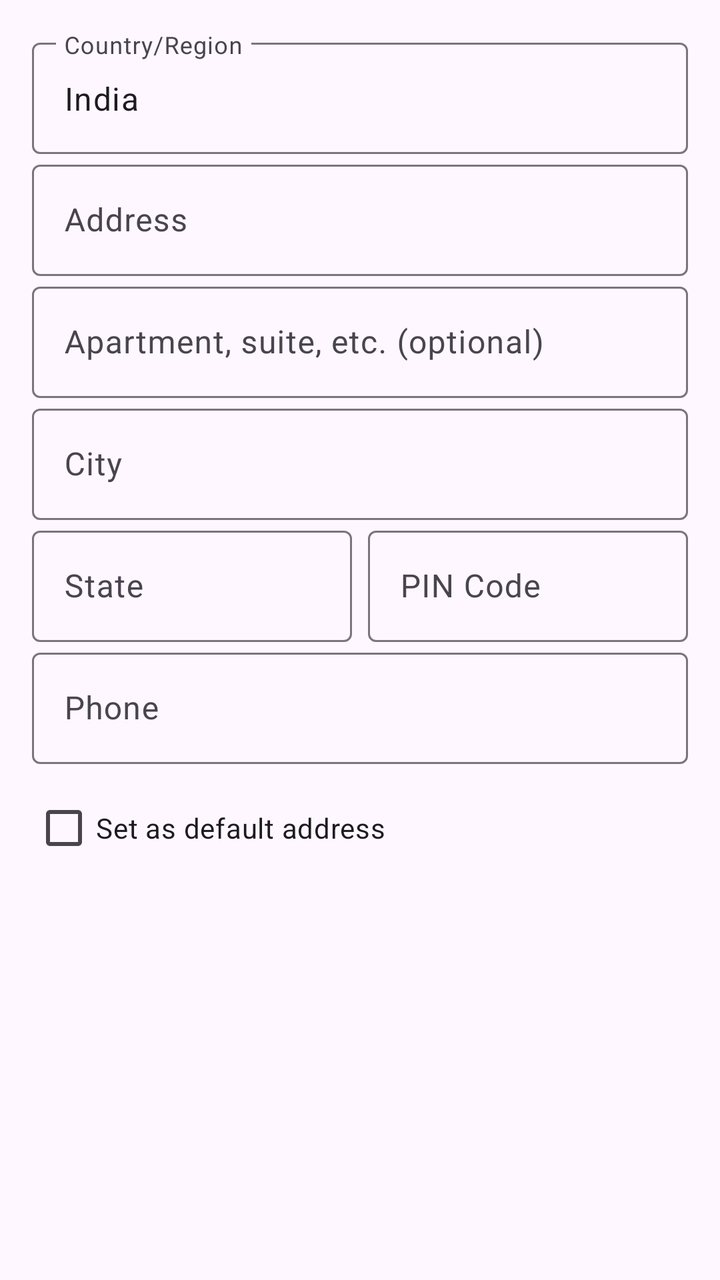
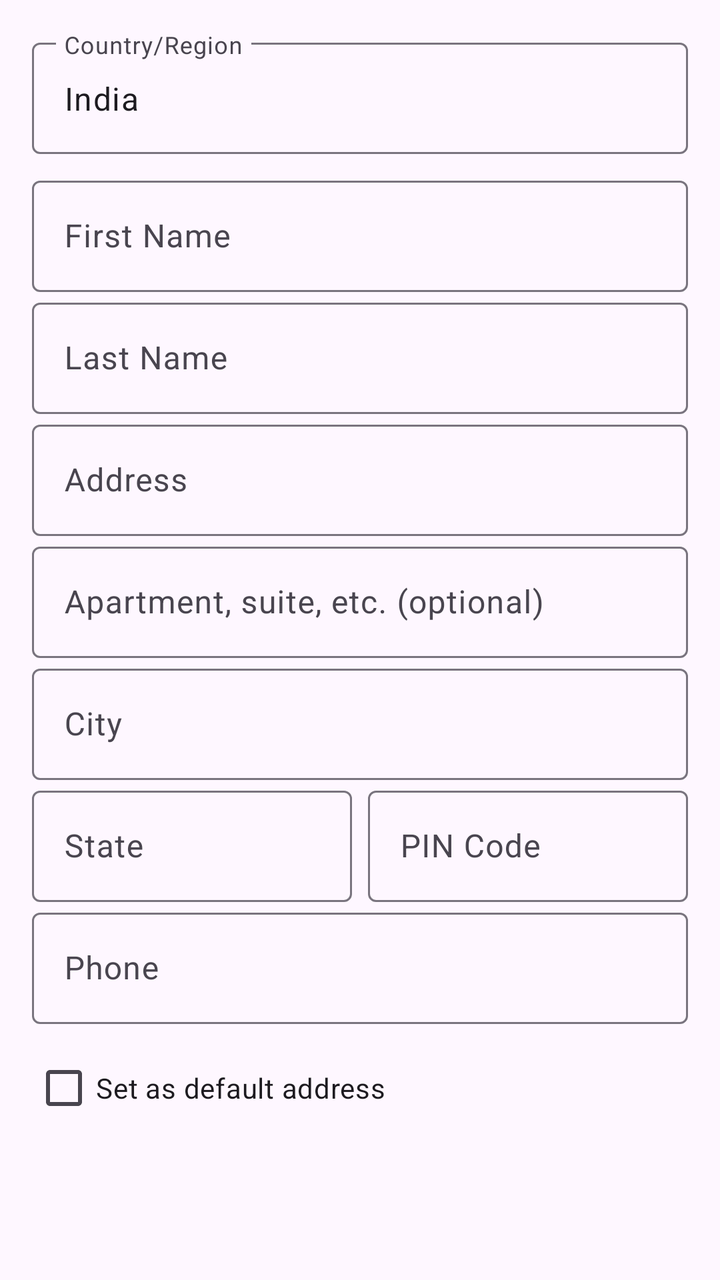

Before-and-after screenshots of an Android layout around one commit, followed by the original layout XML and the change that was made.
<!-- AndroidManifest.xml: application theme Theme.AdiKala -->
<!-- res/layout/dialog_add_address.xml -->
<?xml version="1.0" encoding="utf-8"?>
<ScrollView xmlns:android="http://schemas.android.com/apk/res/android"
    android:layout_width="match_parent"
    android:layout_height="wrap_content">

    <LinearLayout
        android:layout_width="match_parent"
        android:layout_height="wrap_content"
        android:orientation="vertical"
        android:padding="16dp">

        <com.google.android.material.textfield.TextInputLayout
            android:layout_width="match_parent"
            android:layout_height="wrap_content"
            android:hint="Country/Region">
            <com.google.android.material.textfield.TextInputEditText
                android:id="@+id/etCountry"
                android:layout_width="match_parent"
                android:layout_height="wrap_content"
                android:text="India"
                android:inputType="text" />
        </com.google.android.material.textfield.TextInputLayout>

        <com.google.android.material.textfield.TextInputLayout
            android:layout_width="match_parent"
            android:layout_height="wrap_content"
            android:hint="Address">
            <com.google.android.material.textfield.TextInputEditText
                android:id="@+id/etAddress"
                android:layout_width="match_parent"
                android:layout_height="wrap_content"
                android:inputType="textPostalAddress" />
        </com.google.android.material.textfield.TextInputLayout>

        <com.google.android.material.textfield.TextInputLayout
            android:layout_width="match_parent"
            android:layout_height="wrap_content"
            android:hint="Apartment, suite, etc. (optional)">
            <com.google.android.material.textfield.TextInputEditText
                android:id="@+id/etApartment"
                android:layout_width="match_parent"
                android:layout_height="wrap_content"
                android:inputType="text" />
        </com.google.android.material.textfield.TextInputLayout>

        <com.google.android.material.textfield.TextInputLayout
            android:layout_width="match_parent"
            android:layout_height="wrap_content"
            android:hint="City">
            <com.google.android.material.textfield.TextInputEditText
                android:id="@+id/etCity"
                android:layout_width="match_parent"
                android:layout_height="wrap_content"
                android:inputType="text" />
        </com.google.android.material.textfield.TextInputLayout>

        <LinearLayout
            android:layout_width="match_parent"
            android:layout_height="wrap_content"
            android:orientation="horizontal">

            <com.google.android.material.textfield.TextInputLayout
                android:layout_width="0dp"
                android:layout_height="wrap_content"
                android:layout_weight="1"
                android:layout_marginEnd="8dp"
                android:hint="State">
                <com.google.android.material.textfield.TextInputEditText
                    android:id="@+id/etState"
                    android:layout_width="match_parent"
                    android:layout_height="wrap_content"
                    android:inputType="text" />
            </com.google.android.material.textfield.TextInputLayout>

            <com.google.android.material.textfield.TextInputLayout
                android:layout_width="0dp"
                android:layout_height="wrap_content"
                android:layout_weight="1"
                android:hint="PIN Code">
                <com.google.android.material.textfield.TextInputEditText
                    android:id="@+id/etZip"
                    android:layout_width="match_parent"
                    android:layout_height="wrap_content"
                    android:inputType="number" />
            </com.google.android.material.textfield.TextInputLayout>
        </LinearLayout>

        <com.google.android.material.textfield.TextInputLayout
            android:layout_width="match_parent"
            android:layout_height="wrap_content"
            android:hint="Phone">
            <com.google.android.material.textfield.TextInputEditText
                android:id="@+id/etPhone"
                android:layout_width="match_parent"
                android:layout_height="wrap_content"
                android:inputType="phone" />
        </com.google.android.material.textfield.TextInputLayout>

        <CheckBox
            android:id="@+id/cbDefault"
            android:layout_width="match_parent"
            android:layout_height="wrap_content"
            android:layout_marginTop="8dp"
            android:text="Set as default address" />

    </LinearLayout>
</ScrollView>
<!-- resources referenced by this layout -->
<resources>
  <style name="Theme.AdiKala" parent="Base.Theme.AdiKala" />
  <style name="Base.Theme.AdiKala" parent="Theme.Material3.DayNight.NoActionBar">
          
          
      </style>
</resources>

<!-- the commit's change to res/layout/dialog_add_address.xml (unified diff, before → after) -->
@@ -19,6 +19,29 @@
                 android:layout_height="wrap_content"
                 android:text="India"
                 android:inputType="text" />
+        </com.google.android.material.textfield.TextInputLayout>
+
+        <com.google.android.material.textfield.TextInputLayout
+            android:layout_width="match_parent"
+            android:layout_height="wrap_content"
+            android:hint="First Name"
+            android:layout_marginTop="8dp">
+            <com.google.android.material.textfield.TextInputEditText
+                android:id="@+id/etFirstName"
+                android:layout_width="match_parent"
+                android:layout_height="wrap_content"
+                android:inputType="textPersonName" />
+        </com.google.android.material.textfield.TextInputLayout>
+
+        <com.google.android.material.textfield.TextInputLayout
+            android:layout_width="match_parent"
+            android:layout_height="wrap_content"
+            android:hint="Last Name">
+            <com.google.android.material.textfield.TextInputEditText
+                android:id="@+id/etLastName"
+                android:layout_width="match_parent"
+                android:layout_height="wrap_content"
+                android:inputType="textPersonName" />
         </com.google.android.material.textfield.TextInputLayout>
 
         <com.google.android.material.textfield.TextInputLayout
